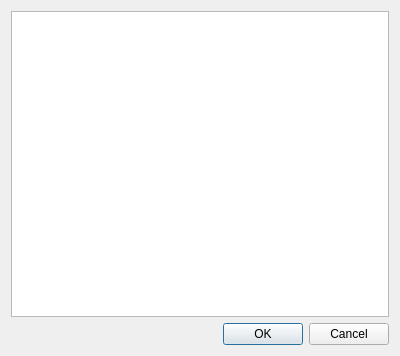
First picture: the form in src/ui/DeviceChooserDialog.ui, repository trebleshot/desktop, before the edit.
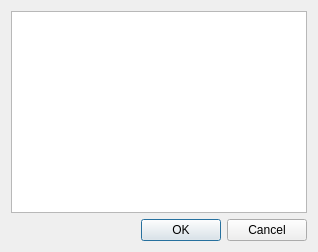
Second picture: the form after the edit.

What changed in the file:
```diff
--- a/src/ui/DeviceChooserDialog.ui
+++ b/src/ui/DeviceChooserDialog.ui
@@ -6,8 +6,8 @@
    <rect>
     <x>0</x>
     <y>0</y>
-    <width>400</width>
-    <height>356</height>
+    <width>318</width>
+    <height>252</height>
    </rect>
   </property>
   <property name="windowTitle">
```
